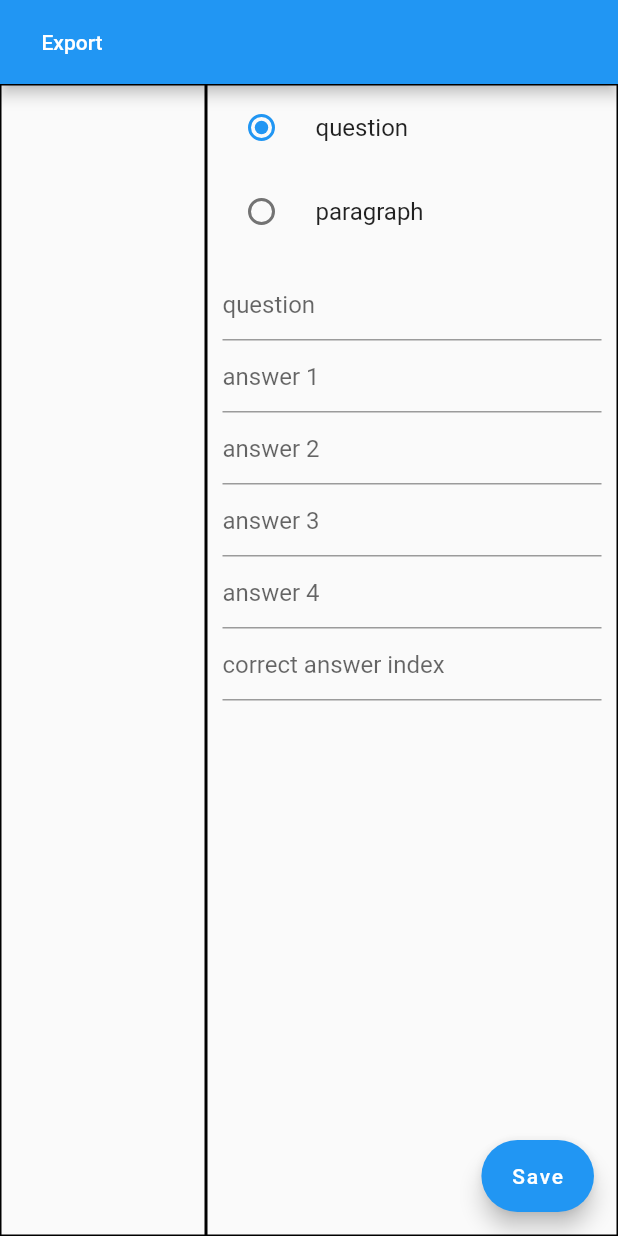
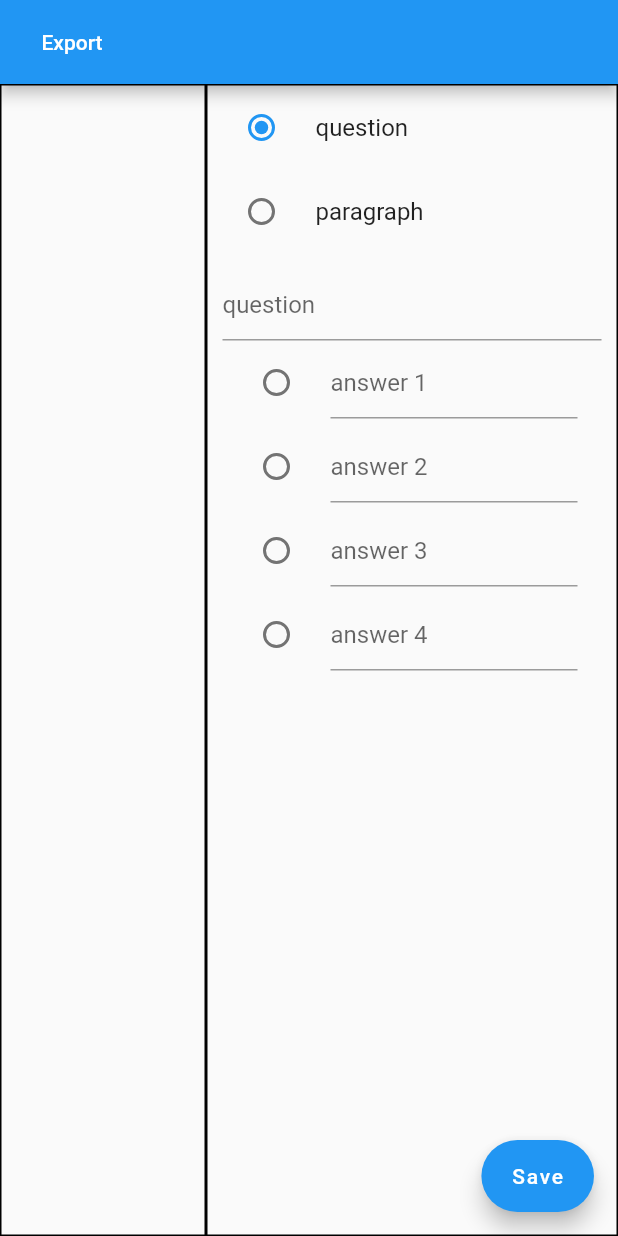
Before and after one commit to anhquan7826/test_generator, a Flutter app: the screen it shows after launch, after a tap on "Export", on a phone screen of 412 x 824 dp. Run offline on Flutter 3.47's test engine with Material 2 defaults, Android fonts, the phone set to English and light mode, and no system bars.

Commit message:
hoàn thiện sơ khai

```diff
--- a/lib/main.dart
+++ b/lib/main.dart
@@ -1,6 +1,9 @@
+import 'dart:convert';
+
 import 'package:flutter/material.dart';
 import 'package:test_generator/paragraph/paragraph.data.dart';
 import 'package:test_generator/question_single_choice/question_single_choice.data.dart';
+import 'dart:io';
 
 void main() {
   runApp(const MyApp());
@@ -37,23 +40,17 @@ class _GeneratorState extends State<Generator> {
     TextEditingController(),
     TextEditingController(),
     TextEditingController(),
-    TextEditingController()
   ];
-
+  int correctAnswer = -1;
   List template = [];
 
   @override
   Widget build(BuildContext context) {
-    print(template.length);
     return Scaffold(
       appBar: AppBar(
         title: TextButton(
           onPressed: () {
-            StringBuffer sb = StringBuffer();
-            for (var element in template) {
-              sb.write('${element.toJson()}\n');
-            }
-            print(sb.toString());
+            File('output.json').writeAsString('{"content": ${template.map((e) => json.encode(e)).toList()}}');
           },
           child: const Text('Export', style: TextStyle(color: Colors.white),),
         ),
@@ -120,36 +117,66 @@ class _GeneratorState extends State<Generator> {
                                     hintText: 'question'
                                 ),
                               ),
-                              TextField(
+                              RadioListTile(
+                                title: TextField(
                                   controller: questionControllers[1],
                                   decoration: const InputDecoration(
                                       hintText: 'answer 1'
                                   ),
                                 ),
-                              TextField(
+                                groupValue: correctAnswer,
+                                onChanged: (int? value) {
+                                  setState(() {
+                                    if (value != null) correctAnswer = value;
+                                  });
+                                },
+                                value: 0,
+                              ),
+                              RadioListTile(
+                                title: TextField(
                                   controller: questionControllers[2],
                                   decoration: const InputDecoration(
                                       hintText: 'answer 2'
                                   ),
                                 ),
-                              TextField(
+                                groupValue: correctAnswer,
+                                onChanged: (int? value) {
+                                  setState(() {
+                                    if (value != null) correctAnswer = value;
+                                  });
+                                },
+                                value: 1,
+                              ),
+                              RadioListTile(
+                                title: TextField(
                                   controller: questionControllers[3],
                                   decoration: const InputDecoration(
                                       hintText: 'answer 3'
                                   ),
                                 ),
-                              TextField(
+                                groupValue: correctAnswer,
+                                onChanged: (int? value) {
+                                  setState(() {
+                                    if (value != null) correctAnswer = value;
+                                  });
+                                },
+                                value: 2,
+                              ),
+                              RadioListTile(
+                                title: TextField(
                                   controller: questionControllers[4],
                                   decoration: const InputDecoration(
                                       hintText: 'answer 4'
                                   ),
                                 ),
-                              TextField(
-                                controller: questionControllers[5],
-                                decoration: const InputDecoration(
-                                    hintText: 'correct answer index'
+                                groupValue: correctAnswer,
+                                onChanged: (int? value) {
+                                  setState(() {
+                                    if (value != null) correctAnswer = value;
+                                  });
+                                },
+                                value: 3,
                               ),
-                              )
                             ],
                           ),
                         )
@@ -172,7 +199,7 @@ class _GeneratorState extends State<Generator> {
                     questionControllers[3].text,
                     questionControllers[4].text
                   ],
-                  correctAnswer: int.parse(questionControllers[5].text)
+                  correctAnswer: correctAnswer
               ));
             } else {
               template.add(
```
Lines whose indentation alone changed are shown as unchanged.
